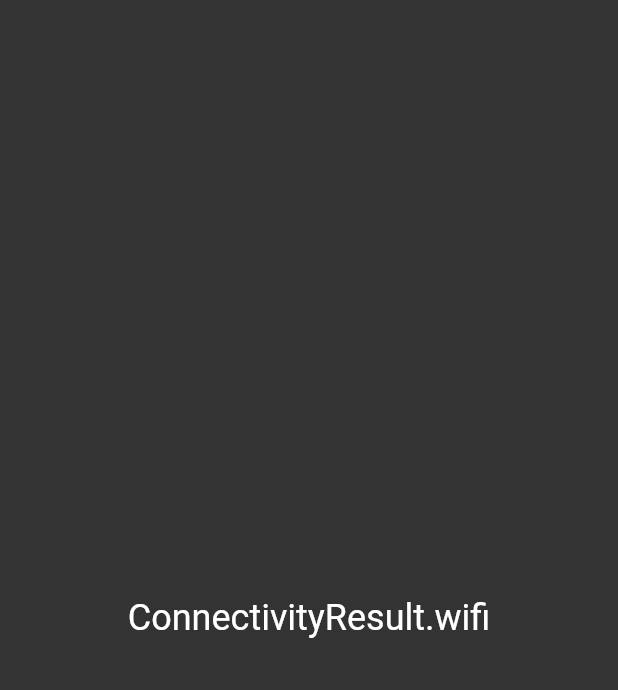
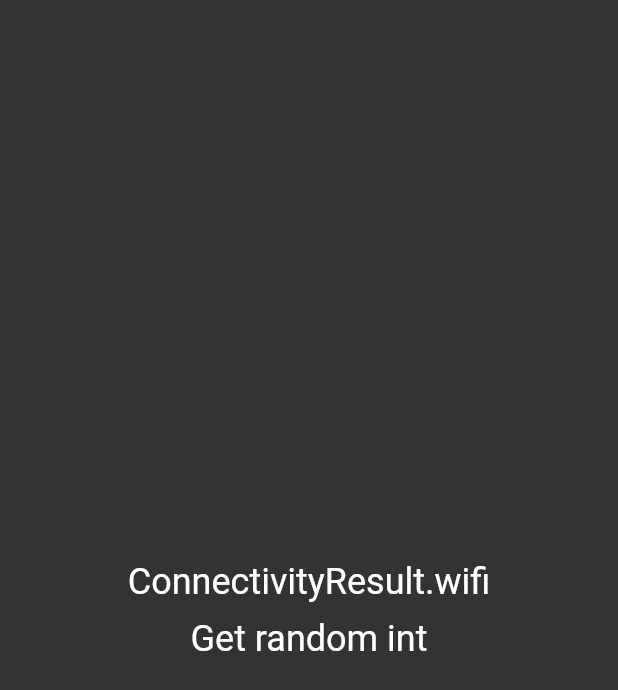
Before and after one commit to kostya-epifanov/flutter_clean_template, a Flutter app: the screen it shows after launch, on a phone screen of 412 x 824 dp. Shown: the top 690 px of the screen. Run offline on Flutter 3.47's test engine with Material 2 defaults, Android fonts, the phone set to English and light mode, and no system bars; our stand-ins replace connectivity_plus, dio, equatable, flutter_bloc, freezed_annotation, get_it and 1 more.

Commit message:
get and show random int

```diff
--- a/lib/core/network/http/http_client.dart
+++ b/lib/core/network/http/http_client.dart
@@ -1,5 +1,3 @@
-import 'dart:convert';
-
 import 'package:dio/dio.dart';
 
 import 'http_interceptor.dart';
@@ -26,7 +24,7 @@ class HttpClient {
       options: Options(method: method),
       data: body,
     );
-    return json.decode(response.data.toString());
+    return response.data;
   }
 
   static String _prepareUrl({
--- a/lib/core/ui/injectable_state.dart
+++ b/lib/core/ui/injectable_state.dart
@@ -43,7 +43,6 @@ abstract class InjectableState<T extends StatefulWidget, G extends BlocBase<S>,
   @override
   void didChangeDependencies() {
     try {
-      // ignore: unnecessary_statements
       cubit;
     } on Exception catch (_) {
       throw 'At first you need init the cubit in [initState], [didChangeDependencies] or in [getIt]';
--- a/lib/features/random_int_viewer/presentation/ui/random_int_viewer_screen.dart
+++ b/lib/features/random_int_viewer/presentation/ui/random_int_viewer_screen.dart
@@ -27,12 +27,45 @@ class _RandomIntViewerScreenState
   ) {
     return Scaffold(
       backgroundColor: const Color(0xFF333333),
-      body: Center(
-        child: Text(
-          '${state.connectivityState}',
-          style: const TextStyle(color: Colors.white, fontSize: 24),
+      body: Align(
+        alignment: Alignment.center,
+        child: Column(
+          mainAxisAlignment: MainAxisAlignment.center,
+          children: [
+            state.requestStatus.when(
+              notStarted: () => const SizedBox.shrink(),
+              inProgress: () => const CircularProgressIndicator(),
+              failed: () => _buildRetry(),
+              cancelled: () => _buildRetry(),
+              completed: () => Text(
+                state.value.toString(),
+                style: const TextStyle(
+                  color: Colors.white,
+                  fontSize: 24,
+                ),
+              ),
+            ),
+            Text(
+              '${state.connectivityState}',
+              style: const TextStyle(color: Colors.white, fontSize: 24),
+            ),
+            RawMaterialButton(
+              onPressed: cubit.onTapGetRandomInt,
+              child: const Text(
+                'Get random int',
+                style: TextStyle(color: Colors.white, fontSize: 24),
+              ),
+            ),
+          ],
         ),
       ),
     );
   }
+
+  //TODO: Add retry widget
+  Widget _buildRetry() {
+    return Container(
+      color: Colors.red,
+    );
+  }
 }
```
Also changed, not shown: lib/core/network/http/http_interceptor.dart (+16 -8 lines), lib/features/random_int_viewer/presentation/logic/random_int_viewer_cubit.dart (+16 -0 lines).
